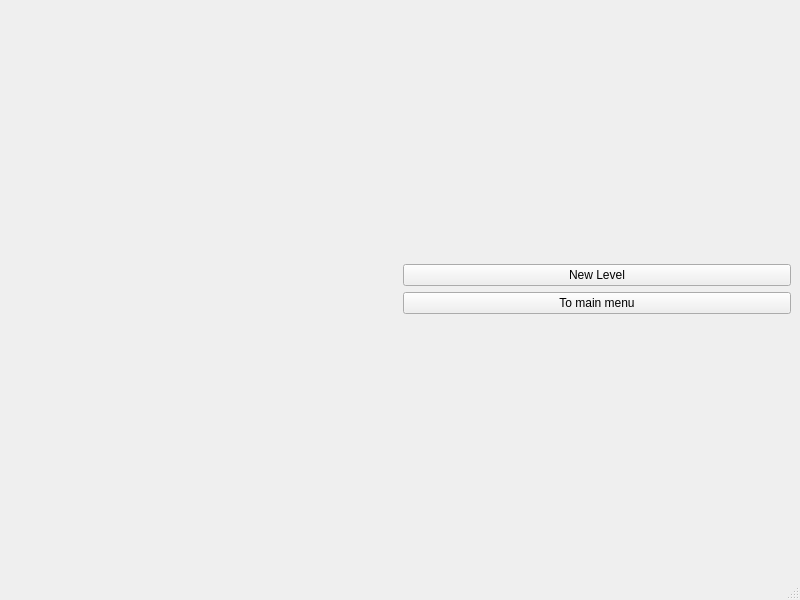
First picture: the form in Client/game_field.ui, repository Code-team-open-source/Code-team, before the edit.
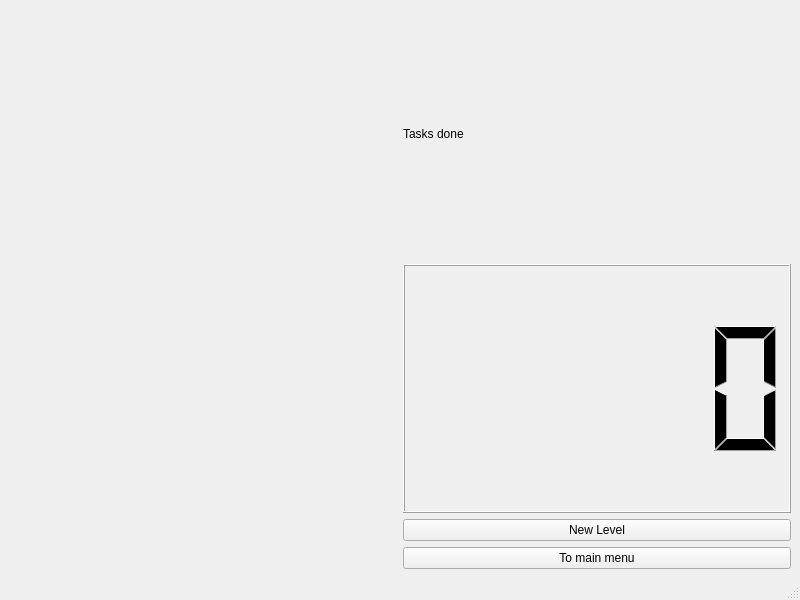
Second picture: the form after the edit.

Diff of the .ui file:
```diff
--- a/Client/game_field.ui
+++ b/Client/game_field.ui
@@ -21,7 +21,18 @@
     <item row="1" column="1">
      <layout class="QVBoxLayout" name="verticalLayout_3">
       <item>
-       <layout class="QVBoxLayout" name="verticalLayout_4"/>
+       <layout class="QVBoxLayout" name="verticalLayout_4">
+        <item>
+         <widget class="QLabel" name="label">
+          <property name="text">
+           <string>Tasks done</string>
+          </property>
+         </widget>
+        </item>
+        <item>
+         <widget class="QLCDNumber" name="lcdNumber"/>
+        </item>
+       </layout>
       </item>
       <item>
        <widget class="QPushButton" name="pushButton">
```
Left out of the diff: 2 changed lines with no effect on the pictures.
